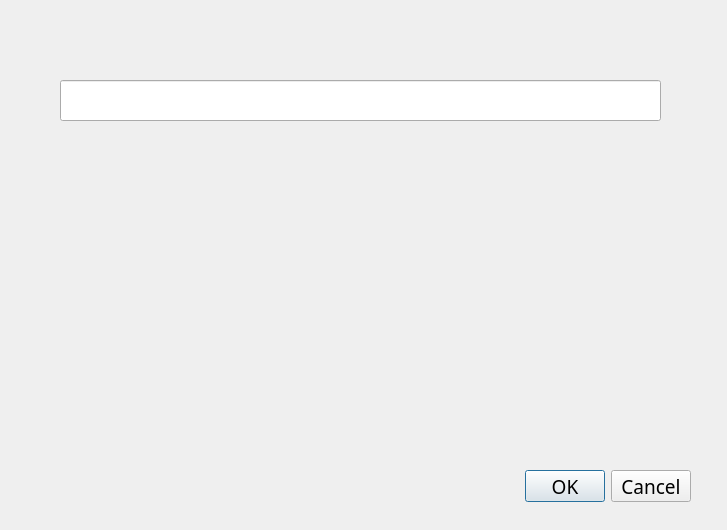
Before: the Qt Designer form 2025-03-19/design.ui in viliusramulionis/250127PYT174VAK, drawn with Qt 5.
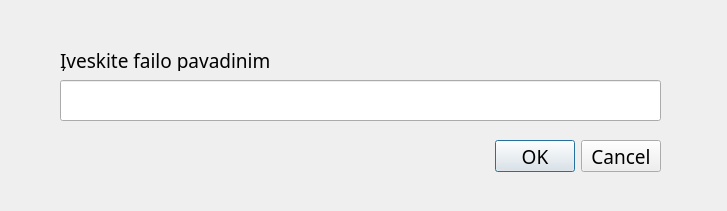
After: the same form once the commit is applied.

```diff
--- a/2025-03-19/design.ui
+++ b/2025-03-19/design.ui
@@ -7,7 +7,7 @@
     <x>0</x>
     <y>0</y>
     <width>727</width>
-    <height>530</height>
+    <height>211</height>
    </rect>
   </property>
   <property name="font">
@@ -25,8 +25,8 @@
   <widget class="QDialogButtonBox" name="mygtukai">
    <property name="geometry">
     <rect>
-     <x>350</x>
-     <y>470</y>
+     <x>320</x>
+     <y>140</y>
      <width>341</width>
      <height>32</height>
     </rect>
@@ -48,6 +48,19 @@
     </rect>
    </property>
   </widget>
+  <widget class="QLabel" name="label">
+   <property name="geometry">
+    <rect>
+     <x>60</x>
+     <y>50</y>
+     <width>211</width>
+     <height>21</height>
+    </rect>
+   </property>
+   <property name="text">
+    <string>Įveskite failo pavadinimą:</string>
+   </property>
+  </widget>
  </widget>
  <resources/>
  <connections>
```
